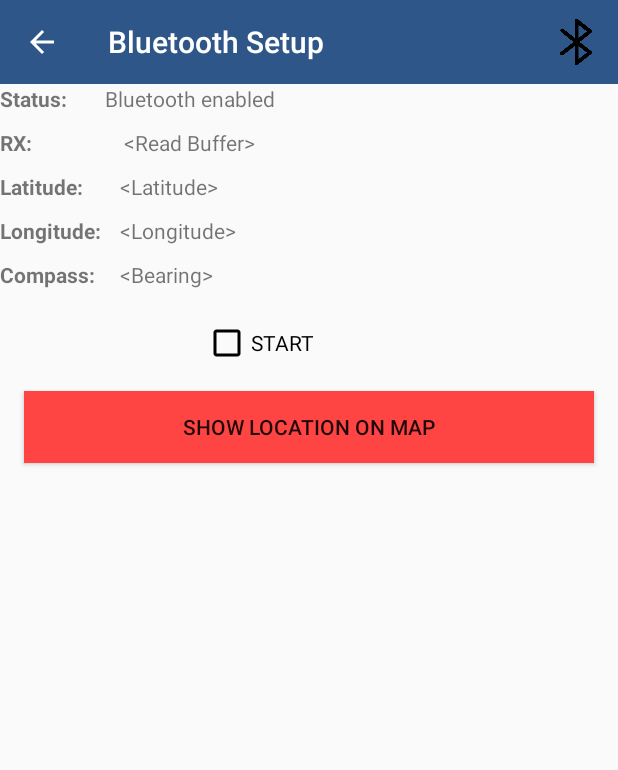
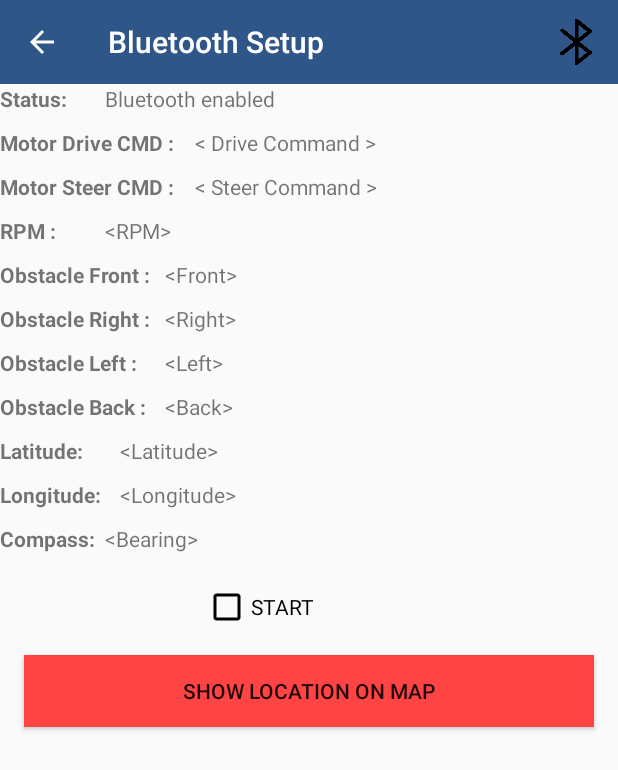
Before and after one commit to vatsalm93/CMPE-243-Autonomous-RC-Car, an Android app: the Bluetooth screen opened directly, with no data from a screen before it, on a phone screen of 412 x 824 dp. Shown: the top 770 px of the screen. Run offline under Robolectric (Android 15) with nearby library versions, the phone set to English and light mode, and no system bars.

Commit message:
Added some more debug msgs

```diff
--- a/Android_App_Development/TechSavvy/app/src/main/java/com/example/techsavvy/Bluetooth.java
+++ b/Android_App_Development/TechSavvy/app/src/main/java/com/example/techsavvy/Bluetooth.java
@@ -38,7 +38,14 @@ public class Bluetooth extends AppCompatActivity {
 
     // GUI Components
     private TextView mBluetoothStatus;
-    private TextView mReadBuffer;
+    //private TextView mReadBuffer;
+    private static TextView mdriveCmd;
+    private static TextView msteerCmd;
+    private static TextView mrpm;
+    private static TextView mobsFront;
+    private static TextView mobsRight;
+    private static TextView mobsLeft;
+    private static TextView mobsBack;
     private static TextView mlatitude;
     private static TextView mlongitude;
     private static TextView mcompass;
@@ -78,10 +85,17 @@ public class Bluetooth extends AppCompatActivity {
         getSupportActionBar().setDisplayHomeAsUpEnabled(true);
 
 
-        mReadBuffer = (TextView) findViewById(R.id.readBuffer);
+        //mReadBuffer = (TextView) findViewById(R.id.readBuffer);
         mlatitude = (TextView) findViewById(R.id.lat_rx);
         mlongitude = (TextView) findViewById(R.id.long_rx);
         mcompass = (TextView) findViewById(R.id.compass_rx);
+        mdriveCmd =(TextView) findViewById(R.id.motor_drive_rx);
+         msteerCmd=(TextView) findViewById(R.id.motor_steer_rx);
+       mrpm=(TextView) findViewById(R.id.rpm_rx);
+        mobsFront=(TextView) findViewById(R.id.obsFront_rx);
+        mobsRight=(TextView) findViewById(R.id.obsRight_rx);
+       mobsLeft=(TextView) findViewById(R.id.obsLeft_rx);
+        mobsBack=(TextView) findViewById(R.id.obsBack_rx);
         mStart = (CheckBox)findViewById(R.id.start);
 
         mBTArrayAdapter = new ArrayAdapter<String>(this,android.R.layout.simple_list_item_1);
@@ -107,7 +121,7 @@ public class Bluetooth extends AppCompatActivity {
                     } catch (UnsupportedEncodingException e) {
                         e.printStackTrace();
                     }
-                    mReadBuffer.setText(readMessage);
+                    //mReadBuffer.setText(readMessage);
                     stringParse(readMessage);
                 }
                 if(msg.what == CONNECTING_STATUS){
@@ -189,6 +203,35 @@ public class Bluetooth extends AppCompatActivity {
                     {
                         //mcompass_rx = Float.parseFloat(value);
                         mcompass.setText(value);
+                    }
+                    else if(item.equalsIgnoreCase("DrvCmd"))
+                    {
+                        mdriveCmd.setText(value);
+                    }
+                    else if(item.equalsIgnoreCase("RPM"))
+                    {
+                        mrpm.setText(value);
+                    }
+
+                    else if(item.equalsIgnoreCase("StrCmd"))
+                    {
+                        msteerCmd.setText(value);
+                    }
+                    else if(item.equalsIgnoreCase("ObsFront"))
+                    {
+                        mobsFront.setText(value);
+                    }
+                    else if(item.equalsIgnoreCase("ObsRight"))
+                    {
+                        mobsRight.setText(value);
+                    }
+                    else if(item.equalsIgnoreCase("ObsLeft"))
+                    {
+                        mobsLeft.setText(value);
+                    }
+                    else if(item.equalsIgnoreCase("ObsBack"))
+                    {
+                        mobsBack.setText(value);
                     }
 
                 }
@@ -325,7 +368,7 @@ public class Bluetooth extends AppCompatActivity {
         }
 
         public void run() {
-            byte[] buffer = new byte[1024];  // buffer store for the stream
+            byte[] buffer = new byte[8192];  // buffer store for the stream
             int bytes; // bytes returned from read()
             // Keep listening to the InputStream until an exception occurs
             while (true) {
@@ -333,8 +376,8 @@ public class Bluetooth extends AppCompatActivity {
                     // Read from the InputStream
                     bytes = mmInStream.available();
                     if(bytes != 0) {
-                        buffer = new byte[4096];
-                        SystemClock.sleep(1000); //pause and wait for rest of data. Adjust this depending on your sending speed.
+                        buffer = new byte[8192];
+                        SystemClock.sleep(100); //pause and wait for rest of data. Adjust this depending on your sending speed.
                         bytes = mmInStream.available(); // how many bytes are ready to be read?
                         bytes = mmInStream.read(buffer, 0, bytes); // record how many bytes we actually read
                         mHandler.obtainMessage(MESSAGE_READ, bytes, -1, buffer)
--- a/Android_App_Development/TechSavvy/app/src/main/res/layout/activity_bluetooth2.xml
+++ b/Android_App_Development/TechSavvy/app/src/main/res/layout/activity_bluetooth2.xml
@@ -42,29 +42,157 @@
         </LinearLayout>
 
         <LinearLayout
-            android:layout_width="match_parent"
+            android:layout_width="wrap_content"
             android:layout_height="wrap_content"
             android:layout_marginTop="10dp"
             android:orientation="horizontal">
-
             <TextView
-                android:layout_width="80dp"
+                android:layout_width="130dp"
                 android:layout_height="match_parent"
-                android:layout_weight="0.1"
                 android:ellipsize="end"
                 android:maxLines="5"
-                android:text="RX:"
+                android:text="Motor Drive CMD :"
                 android:textStyle="bold" />
-
             <TextView
-                android:id="@+id/readBuffer"
-                android:layout_width="300dp"
-                android:layout_height="match_parent"
-                android:layout_centerHorizontal="true"
-                android:layout_weight="0.9"
+                android:id="@+id/motor_drive_rx"
+                android:layout_width="match_parent"
+                android:layout_height="wrap_content"
+                android:baselineAligned="false"
                 android:ellipsize="end"
                 android:maxLines="2"
-                android:text="&lt;Read Buffer>" />
+                android:text="&lt; Drive Command >" />
+        </LinearLayout>
+
+        <LinearLayout
+            android:layout_width="wrap_content"
+            android:layout_height="wrap_content"
+            android:layout_marginTop="10dp"
+            android:orientation="horizontal">
+            <TextView
+                android:layout_width="130dp"
+                android:layout_height="match_parent"
+                android:ellipsize="end"
+                android:maxLines="5"
+                android:text="Motor Steer CMD :"
+                android:textStyle="bold" />
+            <TextView
+                android:id="@+id/motor_steer_rx"
+                android:layout_width="match_parent"
+                android:layout_height="wrap_content"
+                android:baselineAligned="false"
+                android:ellipsize="end"
+                android:maxLines="2"
+                android:text="&lt; Steer Command >" />
+        </LinearLayout>
+
+        <LinearLayout
+            android:layout_width="wrap_content"
+            android:layout_height="wrap_content"
+            android:layout_marginTop="10dp"
+            android:orientation="horizontal">
+            <TextView
+                android:layout_width="70dp"
+                android:layout_height="match_parent"
+                android:ellipsize="end"
+                android:maxLines="5"
+                android:text="RPM : "
+                android:textStyle="bold" />
+            <TextView
+                android:id="@+id/rpm_rx"
+                android:layout_width="match_parent"
+                android:layout_height="wrap_content"
+                android:baselineAligned="false"
+                android:ellipsize="end"
+                android:maxLines="2"
+                android:text="&lt;RPM>" />
+        </LinearLayout>
+
+        <LinearLayout
+            android:layout_width="wrap_content"
+            android:layout_height="wrap_content"
+            android:layout_marginTop="10dp"
+            android:orientation="horizontal">
+            <TextView
+                android:layout_width="110dp"
+                android:layout_height="match_parent"
+                android:ellipsize="end"
+                android:maxLines="5"
+                android:text="Obstacle Front :"
+                android:textStyle="bold" />
+            <TextView
+                android:id="@+id/obsFront_rx"
+                android:layout_width="wrap_content"
+                android:layout_height="wrap_content"
+                android:baselineAligned="false"
+                android:ellipsize="end"
+                android:maxLines="2"
+                android:text="&lt;Front>" />
+        </LinearLayout>
+
+        <LinearLayout
+            android:layout_width="wrap_content"
+            android:layout_height="wrap_content"
+            android:layout_marginTop="10dp"
+            android:orientation="horizontal">
+            <TextView
+                android:layout_width="110dp"
+                android:layout_height="match_parent"
+                android:ellipsize="end"
+                android:maxLines="5"
+                android:text="Obstacle Right :"
+                android:textStyle="bold" />
+            <TextView
+                android:id="@+id/obsRight_rx"
+                android:layout_width="wrap_content"
+                android:layout_height="wrap_content"
+                android:baselineAligned="false"
+                android:ellipsize="end"
+                android:maxLines="2"
+                android:text="&lt;Right>" />
+        </LinearLayout>
+
+        <LinearLayout
+            android:layout_width="wrap_content"
+            android:layout_height="wrap_content"
+            android:layout_marginTop="10dp"
+            android:orientation="horizontal">
+            <TextView
+                android:layout_width="110dp"
+                android:layout_height="match_parent"
+                android:ellipsize="end"
+                android:maxLines="5"
+                android:text="Obstacle Left :"
+                android:textStyle="bold" />
+            <TextView
+                android:id="@+id/obsLeft_rx"
+                android:layout_width="wrap_content"
+                android:layout_height="wrap_content"
+                android:baselineAligned="false"
+                android:ellipsize="end"
+                android:maxLines="2"
+                android:text="&lt;Left>" />
+        </LinearLayout>
+
+        <LinearLayout
+            android:layout_width="wrap_content"
+            android:layout_height="wrap_content"
+            android:layout_marginTop="10dp"
+            android:orientation="horizontal">
+            <TextView
+                android:layout_width="110dp"
+                android:layout_height="match_parent"
+                android:ellipsize="end"
+                android:maxLines="5"
+                android:text="Obstacle Back :"
+                android:textStyle="bold" />
+            <TextView
+                android:id="@+id/obsBack_rx"
+                android:layout_width="wrap_content"
+                android:layout_height="wrap_content"
+                android:baselineAligned="false"
+                android:ellipsize="end"
+                android:maxLines="2"
+                android:text="&lt;Back>" />
         </LinearLayout>
 
         <LinearLayout
@@ -81,7 +209,7 @@
                 android:textStyle="bold" />
         <TextView
             android:id="@+id/lat_rx"
-            android:layout_width="match_parent"
+            android:layout_width="wrap_content"
             android:layout_height="wrap_content"
             android:baselineAligned="false"
             android:ellipsize="end"
@@ -90,7 +218,7 @@
         </LinearLayout>
 
         <LinearLayout
-            android:layout_width="match_parent"
+            android:layout_width="wrap_content"
             android:layout_height="wrap_content"
             android:layout_marginTop="10dp"
             android:orientation="horizontal">
@@ -103,7 +231,7 @@
                 android:textStyle="bold" />
             <TextView
                 android:id="@+id/long_rx"
-                android:layout_width="match_parent"
+                android:layout_width="wrap_content"
                 android:layout_height="wrap_content"
                 android:baselineAligned="false"
                 android:ellipsize="end"
@@ -111,12 +239,12 @@
                 android:text="&lt;Longitude>" />
         </LinearLayout>
         <LinearLayout
-            android:layout_width="match_parent"
+            android:layout_width="wrap_content"
             android:layout_height="wrap_content"
             android:layout_marginTop="10dp"
             android:orientation="horizontal">
             <TextView
-                android:layout_width="80dp"
+                android:layout_width="70dp"
                 android:layout_height="match_parent"
                 android:ellipsize="end"
                 android:maxLines="5"
```
